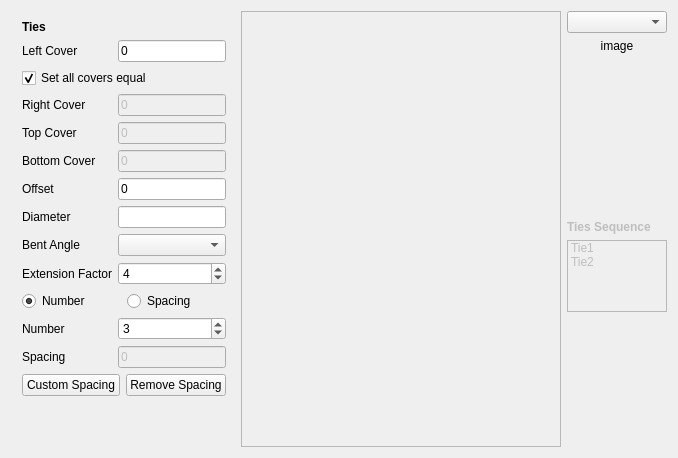
Qt form ColumnReinforcement/Ties.ui (amrit3701/FreeCAD-Reinforcement) before a commit.
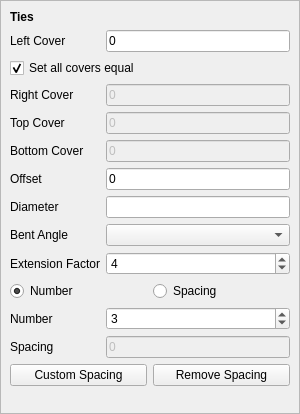
The same form after that commit. Custom widgets are drawn as their Qt base class.

Commit message:
Fix stylesheet issue in column reinforcement dialog
And refactor gui of column reinforcement

```diff
--- a/ColumnReinforcement/Ties.ui
+++ b/ColumnReinforcement/Ties.ui
@@ -6,8 +6,8 @@
    <rect>
     <x>0</x>
     <y>0</y>
-    <width>678</width>
-    <height>458</height>
+    <width>300</width>
+    <height>414</height>
    </rect>
   </property>
   <property name="sizePolicy">
@@ -19,134 +19,9 @@
   <property name="windowTitle">
    <string>Form</string>
   </property>
-  <layout class="QGridLayout" name="gridLayout" columnstretch="0,1,0">
-   <item row="0" column="2">
-    <layout class="QVBoxLayout" name="ties_configurationLayout">
-     <item>
-      <widget class="Gui::PrefComboBox" name="ties_configuration">
-       <property name="sizePolicy">
-        <sizepolicy hsizetype="Preferred" vsizetype="Preferred">
-         <horstretch>0</horstretch>
-         <verstretch>0</verstretch>
-        </sizepolicy>
-       </property>
-       <property name="prefEntry" stdset="0">
-        <cstring></cstring>
-       </property>
-       <property name="prefPath" stdset="0">
-        <cstring></cstring>
-       </property>
-      </widget>
-     </item>
-     <item>
-      <widget class="QLabel" name="ties_configurationImage">
-       <property name="sizePolicy">
-        <sizepolicy hsizetype="Expanding" vsizetype="Expanding">
-         <horstretch>0</horstretch>
-         <verstretch>0</verstretch>
-        </sizepolicy>
-       </property>
-       <property name="text">
-        <string>image</string>
-       </property>
-       <property name="scaledContents">
-        <bool>false</bool>
-       </property>
-       <property name="alignment">
-        <set>Qt::AlignHCenter|Qt::AlignTop</set>
-       </property>
-      </widget>
-     </item>
-     <item>
-      <spacer name="verticalSpacer_2">
-       <property name="orientation">
-        <enum>Qt::Vertical</enum>
-       </property>
-       <property name="sizeType">
-        <enum>QSizePolicy::Preferred</enum>
-       </property>
-       <property name="sizeHint" stdset="0">
-        <size>
-         <width>20</width>
-         <height>40</height>
-        </size>
-       </property>
-      </spacer>
-     </item>
-     <item>
-      <widget class="QLabel" name="ties_sequenceLabel">
-       <property name="enabled">
-        <bool>false</bool>
-       </property>
-       <property name="font">
-        <font>
-         <weight>75</weight>
-         <bold>true</bold>
-        </font>
-       </property>
-       <property name="toolTip">
-        <string>Adjust by dragging items</string>
-       </property>
-       <property name="text">
-        <string>Ties Sequence</string>
-       </property>
-      </widget>
-     </item>
-     <item>
-      <widget class="QListWidget" name="ties_sequenceListWidget">
-       <property name="enabled">
-        <bool>false</bool>
-       </property>
-       <property name="sizePolicy">
-        <sizepolicy hsizetype="Expanding" vsizetype="Preferred">
-         <horstretch>0</horstretch>
-         <verstretch>0</verstretch>
-        </sizepolicy>
-       </property>
-       <property name="sizeAdjustPolicy">
-        <enum>QAbstractScrollArea::AdjustToContents</enum>
-       </property>
-       <property name="dragDropMode">
-        <enum>QAbstractItemView::InternalMove</enum>
-       </property>
-       <property name="currentRow">
-        <number>-1</number>
-       </property>
-       <item>
-        <property name="text">
-         <string>Tie1</string>
-        </property>
-       </item>
-       <item>
-        <property name="text">
-         <string>Tie2</string>
-        </property>
-       </item>
-      </widget>
-     </item>
-     <item>
-      <spacer name="verticalSpacer">
-       <property name="orientation">
-        <enum>Qt::Vertical</enum>
-       </property>
-       <property name="sizeHint" stdset="0">
-        <size>
-         <width>20</width>
-         <height>40</height>
-        </size>
-       </property>
-      </spacer>
-     </item>
-    </layout>
-   </item>
-   <item row="0" column="0">
-    <widget class="QWidget" name="ties_dataWidget" native="true">
-     <property name="enabled">
-      <bool>true</bool>
-     </property>
-     <layout class="QVBoxLayout" name="verticalLayout_2">
+  <layout class="QGridLayout" name="gridLayout">
       <property name="leftMargin">
-       <number>2</number>
+    <number>0</number>
       </property>
       <property name="topMargin">
        <number>0</number>
@@ -157,8 +32,20 @@
       <property name="bottomMargin">
        <number>0</number>
       </property>
-      <item>
-       <widget class="QWidget" name="ties_commomDataWidget" native="true">
+   <item row="0" column="0">
+    <widget class="QScrollArea" name="ties_scrollArea">
+     <property name="widgetResizable">
+      <bool>true</bool>
+     </property>
+     <widget class="QWidget" name="scrollAreaWidgetContents">
+      <property name="geometry">
+       <rect>
+        <x>0</x>
+        <y>0</y>
+        <width>298</width>
+        <height>412</height>
+       </rect>
+      </property>
         <layout class="QFormLayout" name="formLayout">
          <item row="0" column="0" colspan="2">
           <widget class="QLabel" name="ties_heading">
@@ -190,16 +77,6 @@
            </property>
           </widget>
          </item>
-         <item row="2" column="0" colspan="2">
-          <widget class="QCheckBox" name="ties_allCoversEqual">
-           <property name="text">
-            <string>Set all covers equal</string>
-           </property>
-           <property name="checked">
-            <bool>true</bool>
-           </property>
-          </widget>
-         </item>
          <item row="3" column="0">
           <widget class="QLabel" name="ties_rightCoverLabel">
            <property name="text">
@@ -277,7 +154,45 @@
            </property>
           </widget>
          </item>
-         <item row="11" column="0" colspan="2">
+       <item row="7" column="0">
+        <widget class="QLabel" name="ties_diameterLabel">
+         <property name="text">
+          <string>Diameter</string>
+         </property>
+        </widget>
+       </item>
+       <item row="7" column="1">
+        <widget class="Gui::InputField" name="ties_diameter">
+         <property name="unit" stdset="0">
+          <string notr="true"/>
+         </property>
+        </widget>
+       </item>
+       <item row="8" column="0">
+        <widget class="QLabel" name="ties_bentAngleLabel">
+         <property name="text">
+          <string>Bent Angle</string>
+         </property>
+        </widget>
+       </item>
+       <item row="8" column="1">
+        <widget class="Gui::PrefComboBox" name="ties_bentAngle"/>
+       </item>
+       <item row="9" column="0">
+        <widget class="QLabel" name="ties_extensionFactorLabel">
+         <property name="text">
+          <string>Extension Factor</string>
+         </property>
+        </widget>
+       </item>
+       <item row="9" column="1">
+        <widget class="Gui::PrefSpinBox" name="ties_extensionFactor">
+         <property name="value">
+          <number>4</number>
+         </property>
+        </widget>
+       </item>
+       <item row="10" column="0" colspan="2">
           <layout class="QHBoxLayout" name="horizontalLayout">
            <item>
             <widget class="Gui::PrefRadioButton" name="ties_number_radio">
@@ -304,14 +219,14 @@
            </item>
           </layout>
          </item>
-         <item row="12" column="0">
+       <item row="11" column="0">
           <widget class="QLabel" name="ties_numberLabel">
            <property name="text">
             <string>Number</string>
            </property>
           </widget>
          </item>
-         <item row="12" column="1">
+       <item row="11" column="1">
           <widget class="Gui::PrefSpinBox" name="ties_number">
            <property name="enabled">
             <bool>true</bool>
@@ -321,14 +236,14 @@
            </property>
           </widget>
          </item>
-         <item row="13" column="0">
+       <item row="12" column="0">
           <widget class="QLabel" name="ties_spacingLabel">
            <property name="text">
             <string>Spacing</string>
            </property>
           </widget>
          </item>
-         <item row="13" column="1">
+       <item row="12" column="1">
           <widget class="Gui::InputField" name="ties_spacing">
            <property name="enabled">
             <bool>false</bool>
@@ -341,7 +256,7 @@
            </property>
           </widget>
          </item>
-         <item row="14" column="0" colspan="2">
+       <item row="13" column="0" colspan="2">
           <layout class="QHBoxLayout" name="horizontalLayout_2">
            <item>
             <widget class="QPushButton" name="ties_customSpacing">
@@ -377,88 +292,17 @@
            </item>
           </layout>
          </item>
-         <item row="8" column="0">
-          <widget class="QLabel" name="ties_bentAngleLabel">
+       <item row="2" column="0" colspan="2">
+        <widget class="QCheckBox" name="ties_allCoversEqual">
            <property name="text">
-            <string>Bent Angle</string>
-           </property>
-          </widget>
-         </item>
-         <item row="8" column="1">
-          <widget class="Gui::PrefComboBox" name="ties_bentAngle"/>
-         </item>
-         <item row="9" column="0">
-          <widget class="QLabel" name="ties_extensionFactorLabel">
-           <property name="text">
-            <string>Extension Factor</string>
-           </property>
-          </widget>
-         </item>
-         <item row="9" column="1">
-          <widget class="Gui::PrefSpinBox" name="ties_extensionFactor">
-           <property name="value">
-            <number>4</number>
-           </property>
-          </widget>
-         </item>
-         <item row="7" column="0">
-          <widget class="QLabel" name="ties_diameterLabel">
-           <property name="text">
-            <string>Diameter</string>
-           </property>
-          </widget>
-         </item>
-         <item row="7" column="1">
-          <widget class="Gui::InputField" name="ties_diameter">
-           <property name="unit" stdset="0">
-            <string notr="true"/>
-           </property>
-          </widget>
-         </item>
-        </layout>
-       </widget>
-      </item>
-     </layout>
-    </widget>
-   </item>
-   <item row="0" column="1">
-    <widget class="QScrollArea" name="ties_scrollArea">
-     <property name="sizePolicy">
-      <sizepolicy hsizetype="Expanding" vsizetype="Expanding">
-       <horstretch>0</horstretch>
-       <verstretch>0</verstretch>
-      </sizepolicy>
-     </property>
-     <property name="minimumSize">
-      <size>
-       <width>0</width>
-       <height>0</height>
-      </size>
-     </property>
-     <property name="sizeIncrement">
-      <size>
-       <width>0</width>
-       <height>0</height>
-      </size>
-     </property>
-     <property name="baseSize">
-      <size>
-       <width>0</width>
-       <height>0</height>
-      </size>
-     </property>
-     <property name="widgetResizable">
+          <string>Set all covers equal</string>
+         </property>
+         <property name="checked">
       <bool>true</bool>
      </property>
-     <widget class="QWidget" name="scrollAreaWidgetContents_3">
-      <property name="geometry">
-       <rect>
-        <x>0</x>
-        <y>0</y>
-        <width>260</width>
-        <height>438</height>
-       </rect>
-      </property>
+        </widget>
+       </item>
+      </layout>
      </widget>
     </widget>
    </item>
@@ -470,11 +314,6 @@
    <extends>QLineEdit</extends>
    <header>Gui/InputField.h</header>
   </customwidget>
-  <customwidget>
-   <class>Gui::PrefSpinBox</class>
-   <extends>QSpinBox</extends>
-   <header>Gui/PrefWidgets.h</header>
-  </customwidget>
   <customwidget>
    <class>Gui::PrefRadioButton</class>
    <extends>QRadioButton</extends>
@@ -485,6 +324,11 @@
    <extends>QComboBox</extends>
    <header>Gui/PrefWidgets.h</header>
   </customwidget>
+  <customwidget>
+   <class>Gui::PrefSpinBox</class>
+   <extends>QSpinBox</extends>
+   <header>Gui/PrefWidgets.h</header>
+  </customwidget>
  </customwidgets>
  <resources/>
  <connections/>
```
Lines whose indentation alone changed are shown as unchanged. The commit also changes 6 other files.
